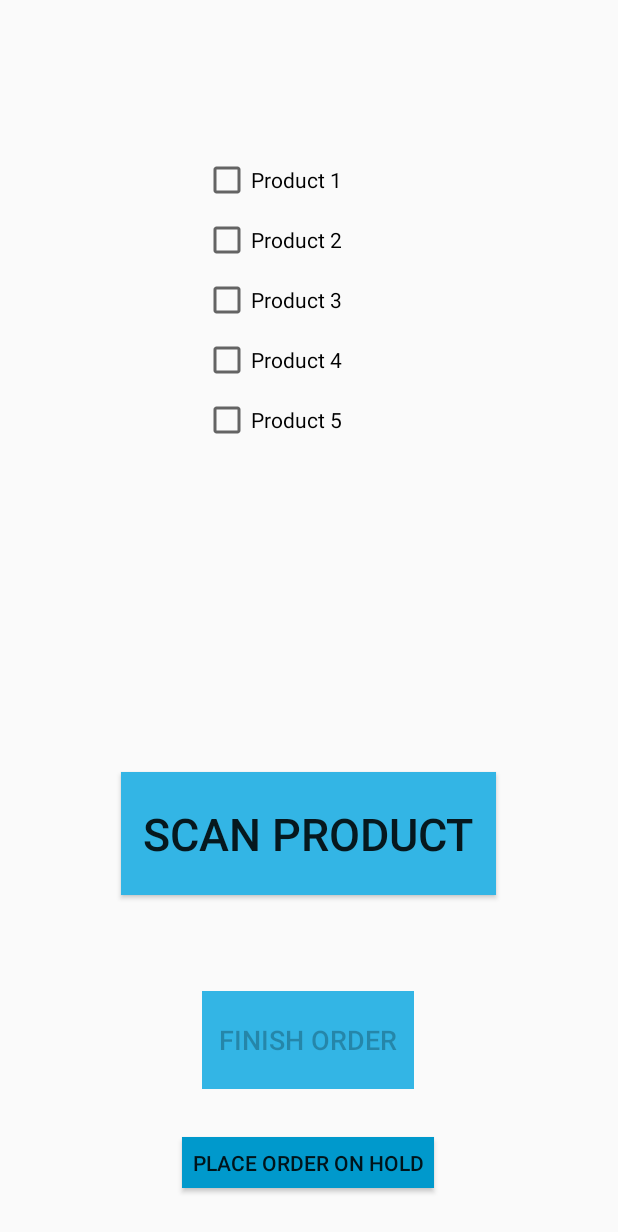
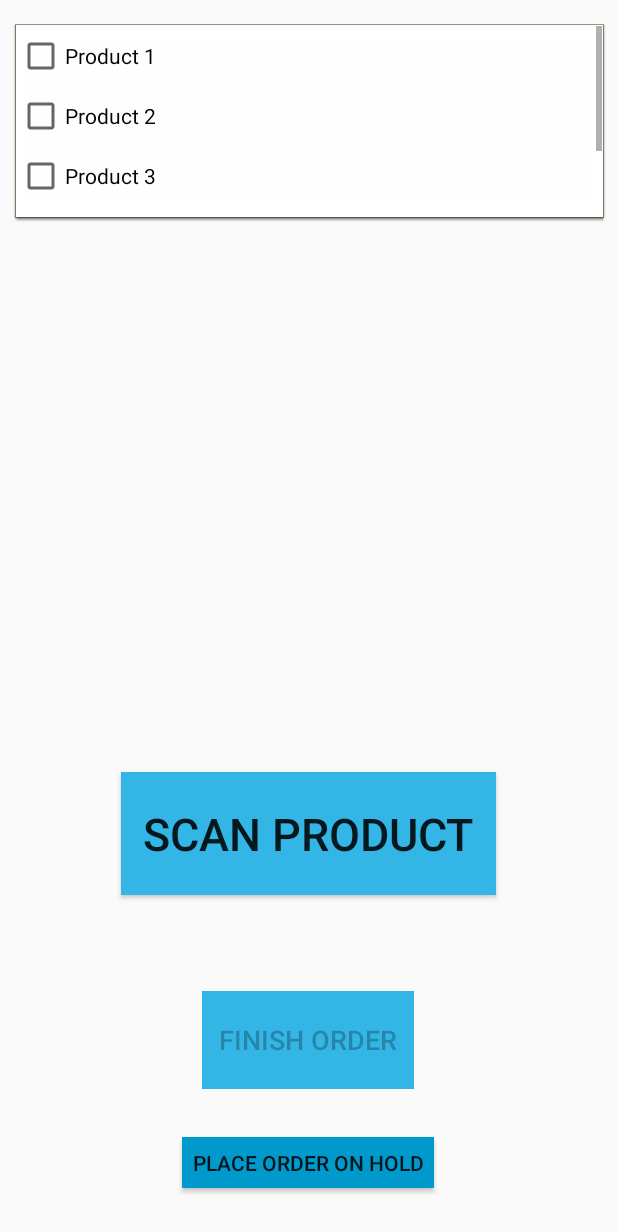
Before and after one commit to sjt5370/cmpsc488CapstoneProjectGroupBirdDog, an Android app: the Order screen opened directly, with no data from a screen before it, on a phone screen of 412 x 824 dp. Shown: the top 1232 px of the screen. Run offline under Robolectric (Android 15) with nearby library versions, the light colour scheme and no system bars.

Commit message:
Picking App

```diff
--- a/Phase4/Picking/app/src/main/java/com/birddogs/picking/LoginActivity.java
+++ b/Phase4/Picking/app/src/main/java/com/birddogs/picking/LoginActivity.java
@@ -14,6 +14,11 @@ public class LoginActivity extends AppCompatActivity {
         setContentView(R.layout.activity_login);
     }
 
+    @Override
+    public void onBackPressed() {
+        moveTaskToBack(false);
+    }
+
     //opens Main Page when Login Button is clicked
     public void login(View view){
         Intent intent = new Intent(this, MainActivity.class);
--- a/Phase4/Picking/app/src/main/java/com/birddogs/picking/MainActivity.java
+++ b/Phase4/Picking/app/src/main/java/com/birddogs/picking/MainActivity.java
@@ -22,6 +22,11 @@ public class MainActivity extends AppCompatActivity {
         if(!message.isEmpty()) {
             textView.setText(message);
         }
+    }
+
+    @Override
+    public void onBackPressed() {
+        moveTaskToBack(false);
     }
 
     //opens order page when Next Order Button is clicked
--- a/Phase4/Picking/app/src/main/java/com/birddogs/picking/Order.java
+++ b/Phase4/Picking/app/src/main/java/com/birddogs/picking/Order.java
@@ -15,6 +15,11 @@ public class Order extends AppCompatActivity {
     protected void onCreate(Bundle savedInstanceState) {
         super.onCreate(savedInstanceState);
         setContentView(R.layout.activity_order);
+    }
+
+    @Override
+    public void onBackPressed() {
+        moveTaskToBack(false);
     }
 
     //checks that all products are scanned and enables/disables finish/hold buttons
@@ -42,6 +47,11 @@ public class Order extends AppCompatActivity {
             hold.setEnabled(true);
             scan.setEnabled(true);
         }
+    }
+
+    public void openScan(View view){
+        Intent intent = new Intent(this, Scan.class);
+        startActivity(intent);
     }
 
     //shows confirmation dialog for Place on Hold and Finish Order button
--- a/Phase4/Picking/app/src/main/java/com/birddogs/picking/Scan.java
+++ b/Phase4/Picking/app/src/main/java/com/birddogs/picking/Scan.java
@@ -10,4 +10,9 @@ public class Scan extends AppCompatActivity {
         super.onCreate(savedInstanceState);
         setContentView(R.layout.activity_scan);
     }
+
+    @Override
+    public void onBackPressed() {
+        moveTaskToBack(false);
+    }
 }
--- a/Phase4/Picking/app/src/main/res/layout/activity_order.xml
+++ b/Phase4/Picking/app/src/main/res/layout/activity_order.xml
@@ -5,71 +5,6 @@
     android:layout_width="match_parent"
     android:layout_height="match_parent"
     tools:context=".Order">
-
-    <CheckBox
-        android:id="@+id/product1"
-        android:layout_width="140dp"
-        android:layout_height="40dp"
-        android:layout_marginTop="100dp"
-        android:clickable="true"
-        android:onClick="clicked"
-        android:text="@string/product_1"
-        app:layout_constraintEnd_toEndOf="parent"
-        app:layout_constraintHorizontal_bias="0.498"
-        app:layout_constraintStart_toStartOf="parent"
-        app:layout_constraintTop_toTopOf="parent" />
-
-    <CheckBox
-        android:id="@+id/product2"
-        android:layout_width="140dp"
-        android:layout_height="40dp"
-        android:checked="false"
-        android:clickable="true"
-        android:onClick="clicked"
-        android:text="@string/product_2"
-        app:layout_constraintEnd_toEndOf="parent"
-        app:layout_constraintHorizontal_bias="0.498"
-        app:layout_constraintStart_toStartOf="parent"
-        app:layout_constraintTop_toBottomOf="@+id/product1" />
-
-    <CheckBox
-        android:id="@+id/product3"
-        android:layout_width="140dp"
-        android:layout_height="40dp"
-        android:checked="false"
-        android:clickable="true"
-        android:onClick="clicked"
-        android:text="@string/product_3"
-        app:layout_constraintEnd_toEndOf="parent"
-        app:layout_constraintHorizontal_bias="0.498"
-        app:layout_constraintStart_toStartOf="parent"
-        app:layout_constraintTop_toBottomOf="@+id/product2" />
-
-    <CheckBox
-        android:id="@+id/product4"
-        android:layout_width="140dp"
-        android:layout_height="40dp"
-        android:checked="false"
-        android:clickable="true"
-        android:onClick="clicked"
-        android:text="@string/product_4"
-        app:layout_constraintEnd_toEndOf="parent"
-        app:layout_constraintHorizontal_bias="0.498"
-        app:layout_constraintStart_toStartOf="parent"
-        app:layout_constraintTop_toBottomOf="@+id/product3" />
-
-    <CheckBox
-        android:id="@+id/product5"
-        android:layout_width="140dp"
-        android:layout_height="40dp"
-        android:checked="false"
-        android:clickable="true"
-        android:onClick="clicked"
-        android:text="@string/product_5"
-        app:layout_constraintEnd_toEndOf="parent"
-        app:layout_constraintHorizontal_bias="0.498"
-        app:layout_constraintStart_toStartOf="parent"
-        app:layout_constraintTop_toBottomOf="@+id/product4" />
 
     <Button
         android:id="@+id/finishOrder"
@@ -105,10 +40,87 @@
         android:layout_height="82dp"
         android:layout_marginBottom="64dp"
         android:background="@android:color/holo_blue_light"
+        android:onClick="openScan"
         android:text="@string/scanButton"
         android:textSize="30sp"
         app:layout_constraintBottom_toTopOf="@+id/finishOrder"
         app:layout_constraintEnd_toEndOf="parent"
         app:layout_constraintHorizontal_bias="0.498"
         app:layout_constraintStart_toStartOf="parent" />
+
+    <ScrollView
+        android:layout_width="395dp"
+        android:layout_height="132dp"
+        android:layout_marginTop="16dp"
+        android:background="@android:drawable/editbox_dropdown_light_frame"
+        app:layout_constraintEnd_toEndOf="parent"
+        app:layout_constraintStart_toStartOf="parent"
+        app:layout_constraintTop_toTopOf="parent">
+
+        <LinearLayout
+            android:layout_width="match_parent"
+            android:layout_height="match_parent"
+            android:orientation="vertical">
+
+            <CheckBox
+                android:id="@+id/product1"
+                android:layout_width="match_parent"
+                android:layout_height="40dp"
+                android:clickable="true"
+                android:onClick="clicked"
+                android:text="@string/product_1"
+                app:layout_constraintEnd_toEndOf="parent"
+                app:layout_constraintHorizontal_bias="0.498"
+                app:layout_constraintStart_toStartOf="parent" />
+
+            <CheckBox
+                android:id="@+id/product2"
+                android:layout_width="match_parent"
+                android:layout_height="40dp"
+                android:checked="false"
+                android:clickable="true"
+                android:onClick="clicked"
+                android:text="@string/product_2"
+                app:layout_constraintEnd_toEndOf="parent"
+                app:layout_constraintHorizontal_bias="0.498"
+                app:layout_constraintStart_toStartOf="parent" />
+
+            <CheckBox
+                android:id="@+id/product3"
+                android:layout_width="match_parent"
+                android:layout_height="40dp"
+                android:checked="false"
+                android:clickable="true"
+                android:onClick="clicked"
+                android:text="@string/product_3"
+                app:layout_constraintEnd_toEndOf="parent"
+                app:layout_constraintHorizontal_bias="0.501"
+                app:layout_constraintStart_toStartOf="parent" />
+
+            <CheckBox
+                android:id="@+id/product4"
+                android:layout_width="match_parent"
+                android:layout_height="40dp"
+                android:checked="false"
+                android:clickable="true"
+                android:onClick="clicked"
+                android:text="@string/product_4"
+                app:layout_constraintEnd_toEndOf="parent"
+                app:layout_constraintHorizontal_bias="0.549"
+                app:layout_constraintStart_toStartOf="parent" />
+
+            <CheckBox
+                android:id="@+id/product5"
+                android:layout_width="match_parent"
+                android:layout_height="40dp"
+                android:checked="false"
+                android:clickable="true"
+                android:onClick="clicked"
+                android:text="@string/product_5"
+                app:layout_constraintEnd_toEndOf="parent"
+                app:layout_constraintHorizontal_bias="0.501"
+                app:layout_constraintStart_toStartOf="parent" />
+        </LinearLayout>
+
+    </ScrollView>
 </android.support.constraint.ConstraintLayout>
```
